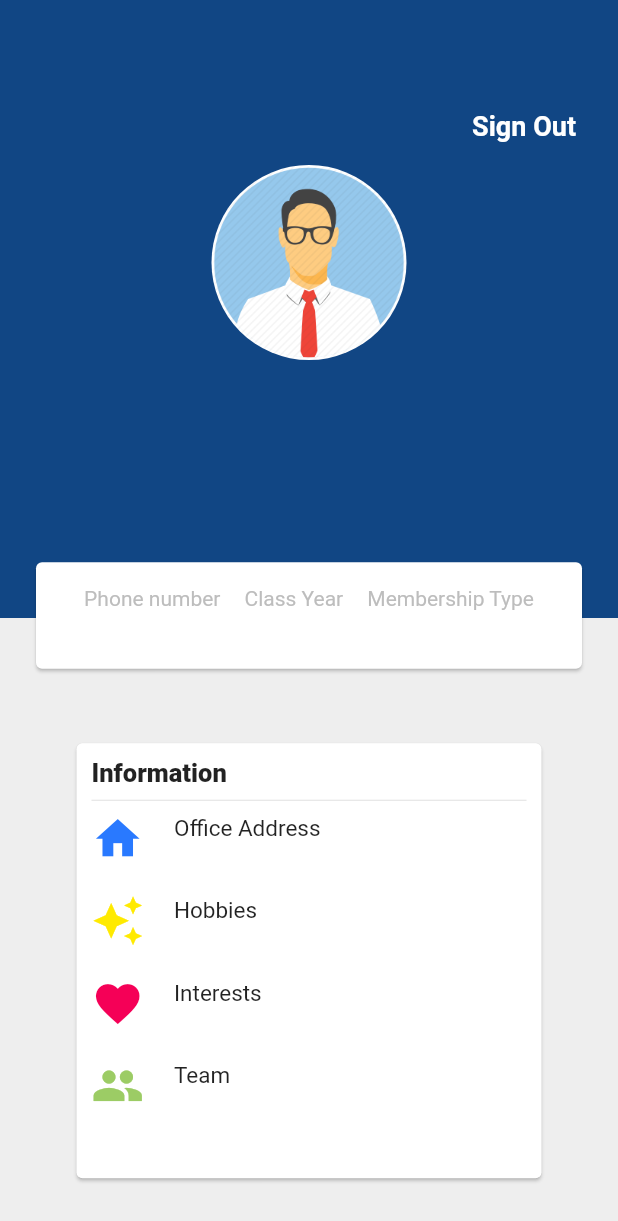
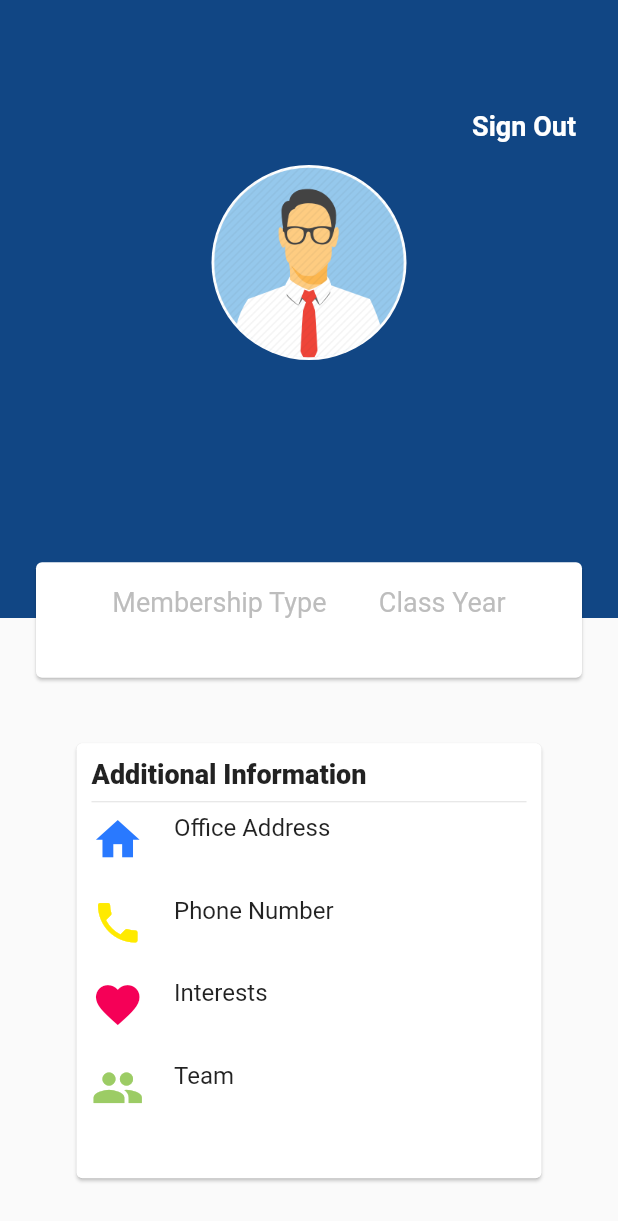
Before and after one commit to GideonsPromiseDev/GPMobileApp, a Flutter app: the screen it shows once a user with an empty profile is signed in, after a tap on "View My Profile", on a phone screen of 412 x 824 dp. Shown: the top 1221 px of the screen. Run offline on Flutter 3.47's test engine with Material 2 defaults, Android fonts, the light colour scheme and no system bars; our stand-ins replace cloud_firestore, firebase_auth, firebase_core, font_awesome_flutter, introduction_screen; accounts and stored records are empty.

Commit message:
Updated profile page styling
Removed comments from home page

```diff
--- a/gp_mobile/lib/pages/profile/profile.dart
+++ b/gp_mobile/lib/pages/profile/profile.dart
@@ -18,6 +18,39 @@ class Profile extends StatefulWidget {
 
 scaffolding(String email, String mobile, String fullName, String classYear,
     String memberType, String address, BuildContext context) {
+  final Widget navigationRow = Row(
+    mainAxisAlignment: MainAxisAlignment.spaceBetween,
+    children: [
+      Container(
+        margin: const EdgeInsets.only(top: 60, left: 20),
+        child: IconButton(
+          icon: const FaIcon(FontAwesomeIcons.longArrowAltLeft),
+          iconSize: 32,
+          onPressed: () {
+            Navigator.pop(context);
+          },
+        ),
+      ),
+      Container(
+        margin: const EdgeInsets.only(top: 60, right: 20),
+        child: TextButton(
+          child: const Text(
+            "Sign Out",
+            style: TextStyle(
+                fontWeight: FontWeight.bold, fontSize: 18, color: Colors.white),
+          ),
+          onPressed: () async {
+            Navigator.pushAndRemoveUntil(context,
+                MaterialPageRoute(builder: (context) {
+              return SignInScreen();
+            }), (_) => false);
+            await FirebaseAuthenticator().signOut();
+          },
+        ),
+      )
+    ],
+  );
+
   return Scaffold(
     body: Stack(
       children: [
@@ -39,13 +72,14 @@ scaffolding(String email, String mobile, String fullName, String classYear,
                     backgroundImage: AssetImage('assets/as.png'),
                     backgroundColor: Colors.white,
                   ),
+                  // Puts space between avatar and fullname
                   const SizedBox(
-                    height: 10.0,
+                    height: 35.0,
                   ),
                   Text(fullName,
                       style: const TextStyle(
                         color: Colors.white,
-                        fontSize: 20.0,
+                        fontSize: 32.0,
                       )),
                   const SizedBox(
                     height: 10.0,
@@ -54,7 +88,7 @@ scaffolding(String email, String mobile, String fullName, String classYear,
                     email,
                     style: const TextStyle(
                       color: Colors.white,
-                      fontSize: 15.0,
+                      fontSize: 16.0,
                     ),
                   )
                 ]),
@@ -62,8 +96,6 @@ scaffolding(String email, String mobile, String fullName, String classYear,
             ),
             Expanded(
               flex: 5,
-              child: Container(
-                color: Colors.grey[200],
               child: Center(
                 child: Card(
                   margin: const EdgeInsets.fromLTRB(0.0, 45.0, 0.0, 0.0),
@@ -76,9 +108,9 @@ scaffolding(String email, String mobile, String fullName, String classYear,
                         crossAxisAlignment: CrossAxisAlignment.start,
                         children: [
                           const Text(
-                                    "Information",
+                            "Additional Information",
                             style: TextStyle(
-                                      fontSize: 17.0,
+                              fontSize: 18.0,
                               fontWeight: FontWeight.w800,
                             ),
                           ),
@@ -97,19 +129,18 @@ scaffolding(String email, String mobile, String fullName, String classYear,
                                 width: 20.0,
                               ),
                               Column(
-                                        crossAxisAlignment:
-                                            CrossAxisAlignment.start,
+                                crossAxisAlignment: CrossAxisAlignment.start,
                                 children: [
                                   const Text(
                                     "Office Address",
                                     style: TextStyle(
-                                              fontSize: 15.0,
+                                      fontSize: 16.0,
                                     ),
                                   ),
                                   Text(
                                     address,
                                     style: TextStyle(
-                                              fontSize: 12.0,
+                                      fontSize: 14.0,
                                       color: Colors.grey[400],
                                     ),
                                   )
@@ -124,7 +155,7 @@ scaffolding(String email, String mobile, String fullName, String classYear,
                             mainAxisAlignment: MainAxisAlignment.start,
                             children: [
                               Icon(
-                                        Icons.auto_awesome,
+                                Icons.phone,
                                 color: Colors.yellowAccent[400],
                                 size: 35,
                               ),
@@ -132,19 +163,18 @@ scaffolding(String email, String mobile, String fullName, String classYear,
                                 width: 20.0,
                               ),
                               Column(
-                                        crossAxisAlignment:
-                                            CrossAxisAlignment.start,
+                                crossAxisAlignment: CrossAxisAlignment.start,
                                 children: [
                                   const Text(
-                                            "Hobbies",
+                                    "Phone Number",
                                     style: TextStyle(
-                                              fontSize: 15.0,
+                                      fontSize: 16.0,
                                     ),
                                   ),
                                   Text(
-                                            "",
+                                    mobile,
                                     style: TextStyle(
-                                              fontSize: 12.0,
+                                      fontSize: 14.0,
                                       color: Colors.grey[400],
                                     ),
                                   )
@@ -167,19 +197,18 @@ scaffolding(String email, String mobile, String fullName, String classYear,
                                 width: 20.0,
                               ),
                               Column(
-                                        crossAxisAlignment:
-                                            CrossAxisAlignment.start,
+                                crossAxisAlignment: CrossAxisAlignment.start,
                                 children: [
                                   const Text(
                                     "Interests",
                                     style: TextStyle(
-                                              fontSize: 15.0,
+                                      fontSize: 16.0,
                                     ),
                                   ),
                                   Text(
                                     "",
                                     style: TextStyle(
-                                              fontSize: 12.0,
+                                      fontSize: 14.0,
                                       color: Colors.grey[400],
                                     ),
                                   )
@@ -202,19 +231,18 @@ scaffolding(String email, String mobile, String fullName, String classYear,
                                 width: 20.0,
                               ),
                               Column(
-                                        crossAxisAlignment:
-                                            CrossAxisAlignment.start,
+                                crossAxisAlignment: CrossAxisAlignment.start,
                                 children: [
                                   const Text(
                                     "Team",
                                     style: TextStyle(
-                                              fontSize: 15.0,
+                                      fontSize: 16.0,
                                     ),
                                   ),
                                   Text(
                                     "",
                                     style: TextStyle(
-                                              fontSize: 12.0,
+                                      fontSize: 14.0,
                                       color: Colors.grey[400],
                                     ),
                                   )
@@ -224,7 +252,9 @@ scaffolding(String email, String mobile, String fullName, String classYear,
                           ),
                         ],
                       ),
-                            )))),
+                    ),
+                  ),
+                ),
               ),
             ),
           ],
@@ -242,17 +272,17 @@ scaffolding(String email, String mobile, String fullName, String classYear,
                   Column(
                     children: [
                       Text(
-                        'Phone number',
+                        'Membership Type',
                         style:
-                            TextStyle(color: Colors.grey[400], fontSize: 14.0),
+                            TextStyle(color: Colors.grey[400], fontSize: 18.0),
                       ),
                       const SizedBox(
                         height: 5.0,
                       ),
                       Text(
-                        mobile,
+                        memberType,
                         style: const TextStyle(
-                          fontSize: 15.0,
+                          fontSize: 16.0,
                         ),
                       )
                     ],
@@ -260,7 +290,7 @@ scaffolding(String email, String mobile, String fullName, String classYear,
                   Column(children: [
                     Text(
                       'Class Year',
-                      style: TextStyle(color: Colors.grey[400], fontSize: 14.0),
+                      style: TextStyle(color: Colors.grey[400], fontSize: 18.0),
                     ),
                     const SizedBox(
                       height: 5.0,
@@ -268,65 +298,16 @@ scaffolding(String email, String mobile, String fullName, String classYear,
                     Text(
                       classYear,
                       style: const TextStyle(
-                        fontSize: 15.0,
+                        fontSize: 16.0,
                       ),
                     )
                   ]),
-                  Column(
-                    children: [
-                      Text(
-                        'Membership Type',
-                        style:
-                            TextStyle(color: Colors.grey[400], fontSize: 14.0),
-                      ),
-                      const SizedBox(
-                        height: 5.0,
-                      ),
-                      Text(
-                        memberType,
-                        style: const TextStyle(
-                          fontSize: 15.0,
-                        ),
-                      )
                 ],
               ),
-                ],
-              ),
-            ))),
-        Row(
-          mainAxisAlignment: MainAxisAlignment.spaceBetween,
-          children: [
-            Container(
-              margin: const EdgeInsets.only(top: 60, left: 20),
-              child: IconButton(
-                icon: const FaIcon(FontAwesomeIcons.longArrowAltLeft),
-                iconSize: 32,
-                onPressed: () {
-                  Navigator.pop(context);
-                },
             ),
           ),
-            Container(
-              margin: const EdgeInsets.only(top: 60, right: 20),
-              child: TextButton(
-                child: const Text(
-                  "Sign Out",
-                  style: TextStyle(
-                      fontWeight: FontWeight.bold,
-                      fontSize: 18,
-                      color: Colors.white),
         ),
-                onPressed: () async {
-                  Navigator.pushAndRemoveUntil(context,
-                      MaterialPageRoute(builder: (context) {
-                    return SignInScreen();
-                  }), (_) => false);
-                  await FirebaseAuthenticator().signOut();
-                },
-              ),
-            )
-          ],
-        )
+        navigationRow
       ],
     ),
   );
```
Also changed, not shown: gp_mobile/lib/pages/home/home.dart (+0 -19 lines). Lines whose indentation alone changed are shown as unchanged.
